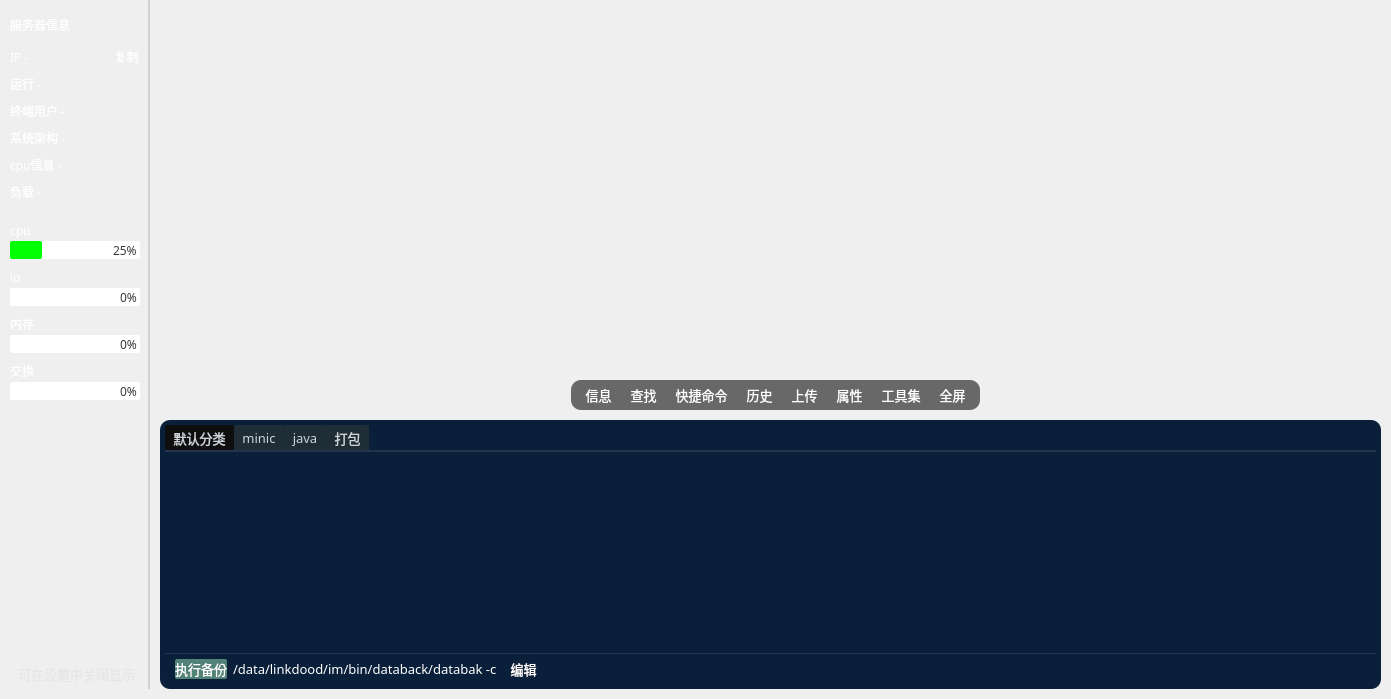
This is source/sshwidget.ui in HuaGouFdog/Fdog-Kit as Qt 5 draws it before an edit. The edited form follows.
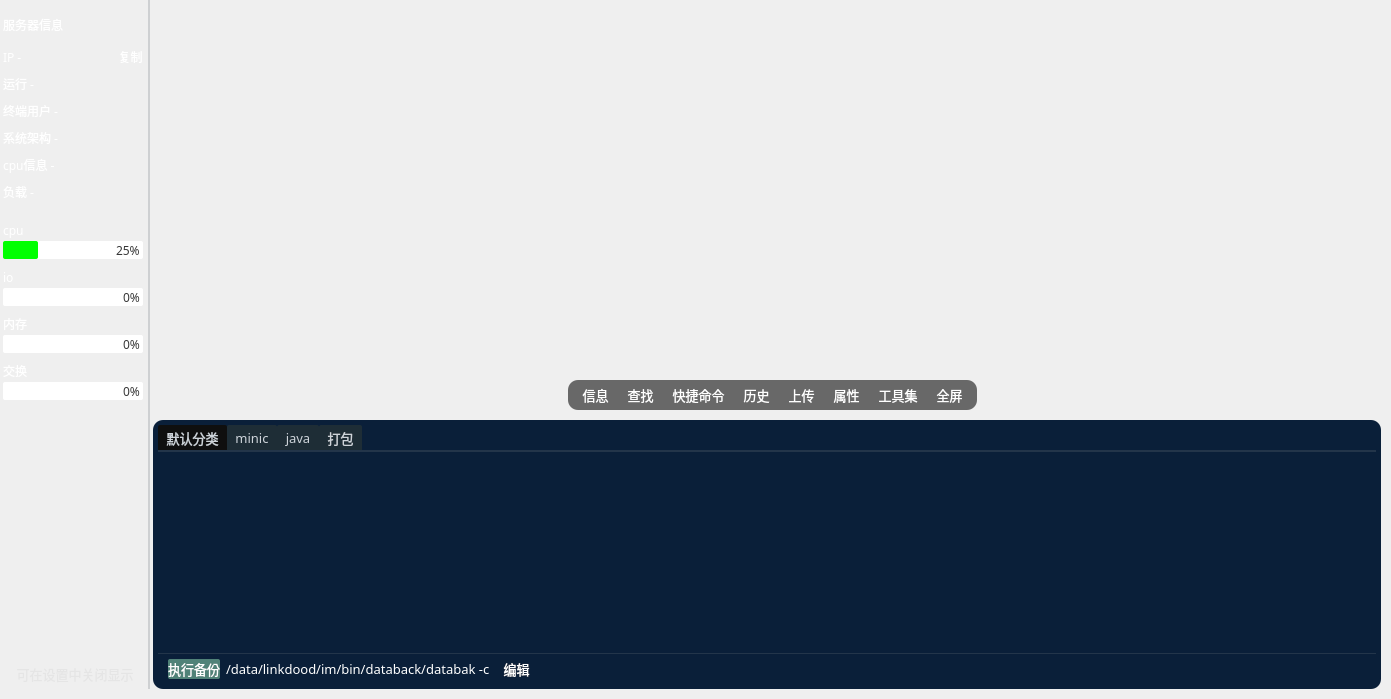
This is the edited form. Icons and pictures are not drawn.

What changed in the file:
```diff
--- a/source/sshwidget.ui
+++ b/source/sshwidget.ui
@@ -70,13 +70,13 @@
        <number>7</number>
       </property>
       <property name="leftMargin">
-       <number>10</number>
+       <number>3</number>
       </property>
       <property name="topMargin">
        <number>10</number>
       </property>
       <property name="rightMargin">
-       <number>7</number>
+       <number>3</number>
       </property>
       <property name="bottomMargin">
        <number>5</number>
@@ -599,13 +599,13 @@
           <widget class="QProgressBar" name="progressBar_cpu">
            <property name="minimumSize">
             <size>
-             <width>130</width>
+             <width>140</width>
              <height>18</height>
             </size>
            </property>
            <property name="maximumSize">
             <size>
-             <width>130</width>
+             <width>140</width>
              <height>18</height>
             </size>
            </property>
@@ -698,13 +698,13 @@
           <widget class="QProgressBar" name="progressBar_disk">
            <property name="minimumSize">
             <size>
-             <width>130</width>
+             <width>140</width>
              <height>18</height>
             </size>
            </property>
            <property name="maximumSize">
             <size>
-             <width>130</width>
+             <width>140</width>
              <height>18</height>
             </size>
            </property>
@@ -799,13 +799,13 @@
           <widget class="QProgressBar" name="progressBar_mem">
            <property name="minimumSize">
             <size>
-             <width>130</width>
+             <width>140</width>
              <height>18</height>
             </size>
            </property>
            <property name="maximumSize">
             <size>
-             <width>130</width>
+             <width>140</width>
              <height>18</height>
             </size>
            </property>
@@ -900,13 +900,13 @@
           <widget class="QProgressBar" name="progressBar_swap">
            <property name="minimumSize">
             <size>
-             <width>130</width>
+             <width>140</width>
              <height>18</height>
             </size>
            </property>
            <property name="maximumSize">
             <size>
-             <width>130</width>
+             <width>140</width>
              <height>18</height>
             </size>
            </property>
@@ -999,7 +999,7 @@
        <number>0</number>
       </property>
       <property name="leftMargin">
-       <number>10</number>
+       <number>3</number>
       </property>
       <property name="topMargin">
        <number>0</number>
@@ -1108,8 +1108,8 @@
                     <rect>
                      <x>0</x>
                      <y>0</y>
-                     <width>1231</width>
-                     <height>339</height>
+                     <width>1238</width>
+                     <height>343</height>
                     </rect>
                    </property>
                    <property name="sizePolicy">
```
